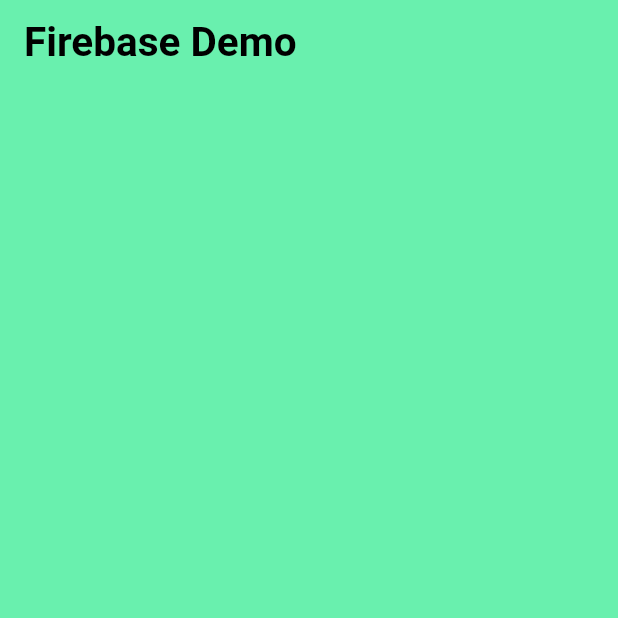
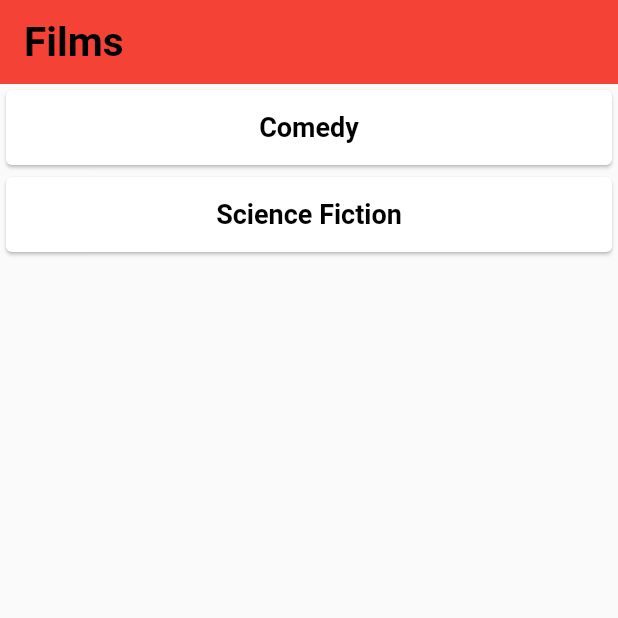
Before and after one commit to shahriyar4/firebase_demo, a Flutter app: the screen it shows after launch, on a phone screen of 412 x 824 dp, the top half of it. Run offline on Flutter 3.47's test engine with Material 2 defaults, Android fonts, the phone set to English and light mode, and no system bars; our stand-ins replace firebase_database; accounts and stored records are empty.

Commit message:
secondary commit

```diff
--- /dev/null
+++ b/lib/models/Categories.dart
@@ -0,0 +1,7 @@
+class Categories{
+
+  int categoriy_id;
+  String categoriy_name;
+
+  Categories(this.categoriy_id, this.categoriy_name);
+}
--- /dev/null
+++ b/lib/models/Directors.dart
@@ -0,0 +1,7 @@
+class Directors{
+
+  int director_id;
+  String director_name;
+
+  Directors(this.director_id, this.director_name);
+}
--- /dev/null
+++ b/lib/models/Films.dart
@@ -0,0 +1,15 @@
+import 'package:firebase_demo/models/Categories.dart';
+import 'package:firebase_demo/models/Directors.dart';
+
+class Films{
+
+  int film_id;
+  String film_name;
+  int film_year;
+  String film_photo;
+  Categories category;
+  Directors director;
+
+  Films(this.film_id, this.film_name, this.film_year, this.film_photo,
+      this.category, this.director);
+}
--- a/lib/screens/HomePage.dart
+++ b/lib/screens/HomePage.dart
@@ -1,4 +1,8 @@
 import 'package:firebase_demo/firebase/FirebaseService.dart';
+import 'package:firebase_demo/models/Categories.dart';
+import 'package:firebase_demo/models/Users.dart';
+import 'package:firebase_demo/screens/DetailsPage.dart';
+import 'package:firebase_demo/screens/FilmsPage.dart';
 import 'package:flutter/material.dart';
 
 class HomePage extends StatefulWidget {
@@ -9,12 +13,28 @@ class HomePage extends StatefulWidget {
 }
 
 class _HomePageState extends State<HomePage> {
-  FirebaseService firebaseService = FirebaseService();
+  final firebaseService = FirebaseService();
+
+  late Future<Users?> futureUsers;
 
   @override
   void initState() {
     super.initState();
-    firebaseService.allUser();
+    //firebaseService.allUser();
+    // firebaseService.addUser();
+    futureUsers = firebaseService.getUsers();
+  }
+
+  Future<List<Categories>> allCategories() async {
+    var categoryList = <Categories>[];
+
+    var k1 = Categories(1, "Comedy");
+    var k2 = Categories(2, "Science Fiction");
+
+    categoryList.add(k1);
+    categoryList.add(k2);
+
+    return categoryList;
   }
 
   @override
@@ -22,18 +42,49 @@ class _HomePageState extends State<HomePage> {
     return Scaffold(
       appBar: AppBar(
         title: Text(
-          "Firebase Demo",
+          "Films",
           style: TextStyle(
               fontWeight: FontWeight.bold, fontSize: 27, color: Colors.black),
         ),
-        backgroundColor: Colors.greenAccent,
         elevation: 0,
       ),
-      backgroundColor: Colors.greenAccent,
-      body: Center(
-        child: Column(
-          children: [],
-        ),
+      body: FutureBuilder<List<Categories>>(
+        future: allCategories(),
+        builder: (context, snapshot) {
+          if (snapshot.hasData) {
+            var categortList = snapshot.data;
+
+            return ListView.builder(
+              itemCount: categortList?.length,
+              itemBuilder: (context, index) {
+                var category = categortList?[index];
+
+                return GestureDetector(
+                  onTap: () {
+                    Navigator.push(
+                      context,
+                      MaterialPageRoute(
+                        builder: (context) => FilmsPage(category: category),
+                      ),
+                    );
+                  },
+                  child: Card(
+                    child: SizedBox(
+                      height: 50,
+                      child: Row(
+                        mainAxisAlignment: MainAxisAlignment.center,
+                        children: [Text("${category?.categoriy_name}",style: TextStyle(
+                          fontWeight: FontWeight.bold, fontSize: 18, color: Colors.black),)],
+                      ),
+                    ),
+                  ),
+                );
+              },
+            );
+          } else {
+            return Center(child: CircularProgressIndicator());
+          }
+        },
       ),
     );
   }
--- a/pubspec.yaml
+++ b/pubspec.yaml
@@ -46,8 +46,8 @@ flutter:
   uses-material-design: true
 
   # To add assets to your application, add an assets section, like this:
-  # assets:
-  #   - images/a_dot_burr.jpeg
+  assets:
+    - assets/images/
   #   - images/a_dot_ham.jpeg
 
   # An image asset can refer to one or more resolution-specific "variants", see
```
Also changed, not shown: lib/firebase/FirebaseService.dart (+10 -3 lines), lib/screens/DetailsPage.dart (added, +49 -0 lines), lib/screens/FilmsPage.dart (added, +99 -0 lines), assets/images/anadoluda.png (added), assets/images/django.png (added), assets/images/inception.png (added), assets/images/interstellar.png (added), assets/images/thehatefuleight.png (added), assets/images/thepianist.png (added).
